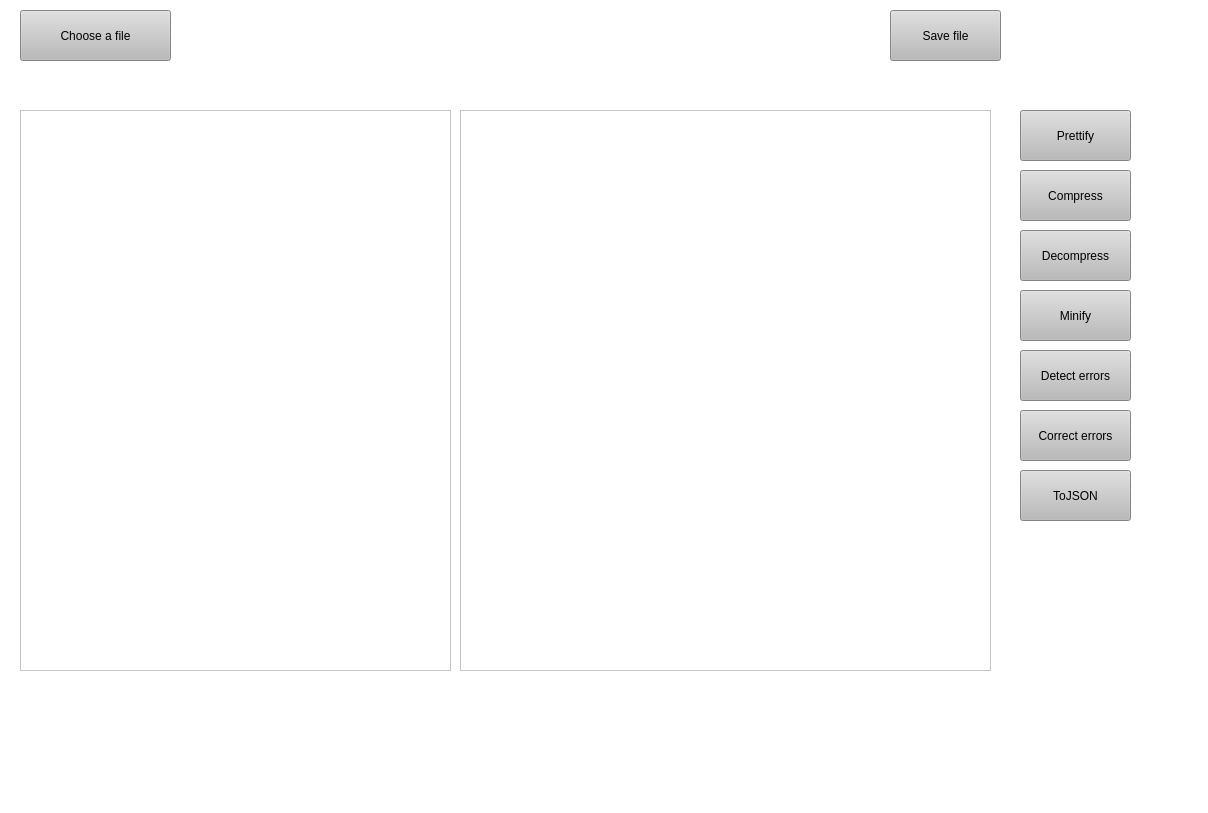
Old version of the form xml/xml_toolset/mainwindow.ui in the repository College-Projects-2019-2024/XML-Toolset.
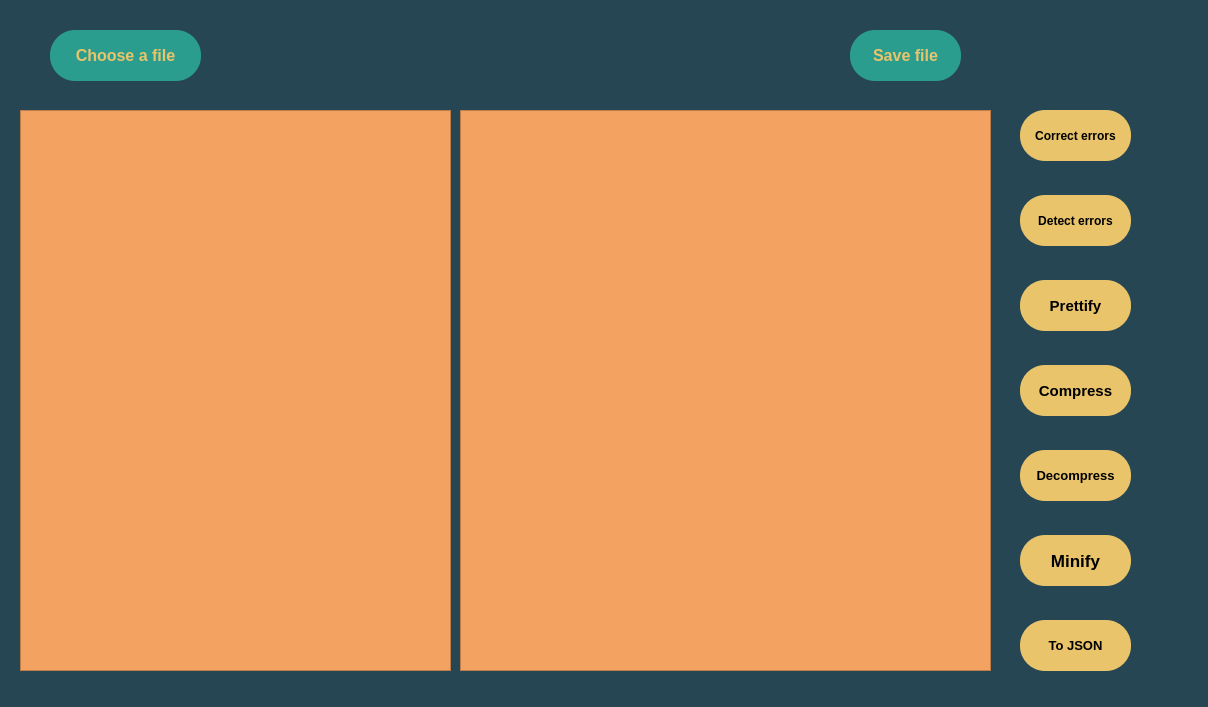
New version of the form.

The edit to the form file:
```diff
--- a/xml/xml_toolset/mainwindow.ui
+++ b/xml/xml_toolset/mainwindow.ui
@@ -7,27 +7,38 @@
     <x>0</x>
     <y>0</y>
     <width>1208</width>
-    <height>813</height>
+    <height>707</height>
    </rect>
   </property>
   <property name="windowTitle">
    <string>MainWindow</string>
   </property>
   <property name="styleSheet">
-   <string notr="true">background-color: rgb(255,255,255);</string>
+   <string notr="true">background-color: #264653;</string>
   </property>
   <widget class="QWidget" name="centralwidget">
    <widget class="QPushButton" name="pushButton">
     <property name="geometry">
      <rect>
-      <x>20</x>
-      <y>10</y>
+      <x>50</x>
+      <y>30</y>
       <width>151</width>
       <height>51</height>
      </rect>
     </property>
+    <property name="font">
+     <font>
+      <pointsize>12</pointsize>
+      <bold>true</bold>
+     </font>
+    </property>
     <property name="styleSheet">
-     <string notr="true">background-color: rgb(186, 186, 186);</string>
+     <string notr="true">QPushButton#pushButton {
+border-radius: 25px;
+background:  #2a9d8f;
+padding: 6px;
+color: #e9c46a;
+}</string>
     </property>
     <property name="text">
      <string>Choose a file</string>
@@ -37,16 +48,26 @@
     <property name="geometry">
      <rect>
       <x>1020</x>
-      <y>110</y>
+      <y>280</y>
       <width>111</width>
       <height>51</height>
      </rect>
     </property>
+    <property name="font">
+     <font>
+      <pointsize>11</pointsize>
+      <bold>true</bold>
+     </font>
+    </property>
     <property name="autoFillBackground">
      <bool>false</bool>
     </property>
     <property name="styleSheet">
-     <string notr="true">background-color: rgb(186, 186, 186);</string>
+     <string notr="true">QPushButton#pushButton_2 {
+border-radius: 25px;
+background: #e9c46a;
+padding: 6px;
+}</string>
     </property>
     <property name="text">
      <string>Prettify</string>
@@ -55,16 +76,25 @@
    <widget class="QPushButton" name="pushButton_3">
     <property name="geometry">
      <rect>
-      <x>890</x>
-      <y>10</y>
+      <x>850</x>
+      <y>30</y>
       <width>111</width>
       <height>51</height>
      </rect>
     </property>
+    <property name="font">
+     <font>
+      <pointsize>12</pointsize>
+      <bold>true</bold>
+     </font>
+    </property>
     <property name="styleSheet">
-     <string notr="true">
-background-color: rgb(186, 186, 186);
-</string>
+     <string notr="true">QPushButton#pushButton_3 {
+border-radius: 25px;
+background:  #2a9d8f;
+padding: 6px;
+color: #e9c46a;
+}</string>
     </property>
     <property name="text">
      <string>Save file</string>
@@ -74,13 +104,23 @@
     <property name="geometry">
      <rect>
       <x>1020</x>
-      <y>170</y>
+      <y>365</y>
       <width>111</width>
       <height>51</height>
      </rect>
     </property>
+    <property name="font">
+     <font>
+      <pointsize>11</pointsize>
+      <bold>true</bold>
+     </font>
+    </property>
     <property name="styleSheet">
-     <string notr="true">background-color: rgb(186, 186, 186);</string>
+     <string notr="true">QPushButton#pushButton_4 {
+border-radius: 25px;
+background: #e9c46a;
+padding: 6px;
+}</string>
     </property>
     <property name="text">
      <string>Compress</string>
@@ -90,13 +130,23 @@
     <property name="geometry">
      <rect>
       <x>1020</x>
-      <y>230</y>
+      <y>450</y>
       <width>111</width>
       <height>51</height>
      </rect>
     </property>
+    <property name="font">
+     <font>
+      <pointsize>10</pointsize>
+      <bold>true</bold>
+     </font>
+    </property>
     <property name="styleSheet">
-     <string notr="true">background-color: rgb(186, 186, 186);</string>
+     <string notr="true">QPushButton#pushButton_5 {
+border-radius: 25px;
+background: #e9c46a;
+padding: 6px;
+}</string>
     </property>
     <property name="text">
      <string>Decompress</string>
@@ -106,13 +156,23 @@
     <property name="geometry">
      <rect>
       <x>1020</x>
-      <y>290</y>
+      <y>535</y>
       <width>111</width>
       <height>51</height>
      </rect>
     </property>
+    <property name="font">
+     <font>
+      <pointsize>13</pointsize>
+      <bold>true</bold>
+     </font>
+    </property>
     <property name="styleSheet">
-     <string notr="true">background-color: rgb(186, 186, 186);</string>
+     <string notr="true">QPushButton#pushButton_6 {
+border-radius: 25px;
+background: #e9c46a;
+padding: 6px;
+}</string>
     </property>
     <property name="text">
      <string>Minify</string>
@@ -122,13 +182,22 @@
     <property name="geometry">
      <rect>
       <x>1020</x>
-      <y>350</y>
+      <y>195</y>
       <width>111</width>
       <height>51</height>
      </rect>
     </property>
+    <property name="font">
+     <font>
+      <bold>true</bold>
+     </font>
+    </property>
     <property name="styleSheet">
-     <string notr="true">background-color: rgb(186, 186, 186);</string>
+     <string notr="true">QPushButton#pushButton_7 {
+border-radius: 25px;
+background: #e9c46a;
+padding: 6px;
+}</string>
     </property>
     <property name="text">
      <string>Detect errors</string>
@@ -138,13 +207,22 @@
     <property name="geometry">
      <rect>
       <x>1020</x>
-      <y>410</y>
+      <y>110</y>
       <width>111</width>
       <height>51</height>
      </rect>
     </property>
+    <property name="font">
+     <font>
+      <bold>true</bold>
+     </font>
+    </property>
     <property name="styleSheet">
-     <string notr="true">background-color: rgb(186, 186, 186);</string>
+     <string notr="true">QPushButton#pushButton_8 {
+border-radius: 25px;
+background: #e9c46a;
+padding: 6px;
+}</string>
     </property>
     <property name="text">
      <string>Correct errors</string>
@@ -154,16 +232,26 @@
     <property name="geometry">
      <rect>
       <x>1020</x>
-      <y>470</y>
+      <y>620</y>
       <width>111</width>
       <height>51</height>
      </rect>
     </property>
+    <property name="font">
+     <font>
+      <pointsize>10</pointsize>
+      <bold>true</bold>
+     </font>
+    </property>
     <property name="styleSheet">
-     <string notr="true">background-color: rgb(186, 186, 186);</string>
+     <string notr="true">QPushButton#pushButton_9 {
+border-radius: 25px;
+background: #e9c46a;
+padding: 6px;
+}</string>
     </property>
     <property name="text">
-     <string>ToJSON</string>
+     <string>To JSON</string>
     </property>
    </widget>
    <widget class="QTextBrowser" name="textBrowser">
@@ -175,6 +263,11 @@
       <height>561</height>
      </rect>
     </property>
+    <property name="styleSheet">
+     <string notr="true">QTextBrowser#textBrowser{
+background-color: #f4a261;
+}</string>
+    </property>
    </widget>
    <widget class="QTextBrowser" name="textBrowser_2">
     <property name="geometry">
@@ -185,6 +278,11 @@
       <height>561</height>
      </rect>
     </property>
+    <property name="styleSheet">
+     <string notr="true">QTextBrowser#textBrowser_2{
+background-color: #f4a261;
+}</string>
+    </property>
    </widget>
   </widget>
   <widget class="QStatusBar" name="statusbar"/>
```
